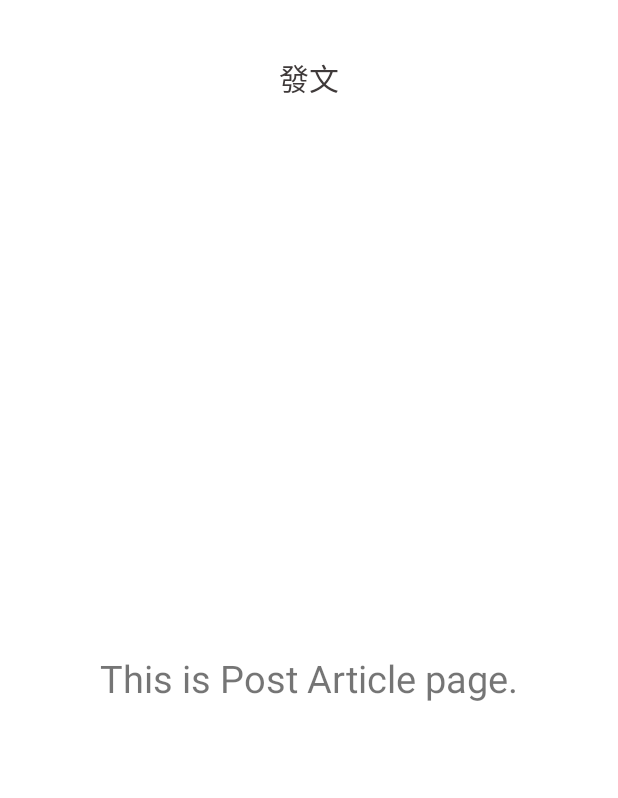
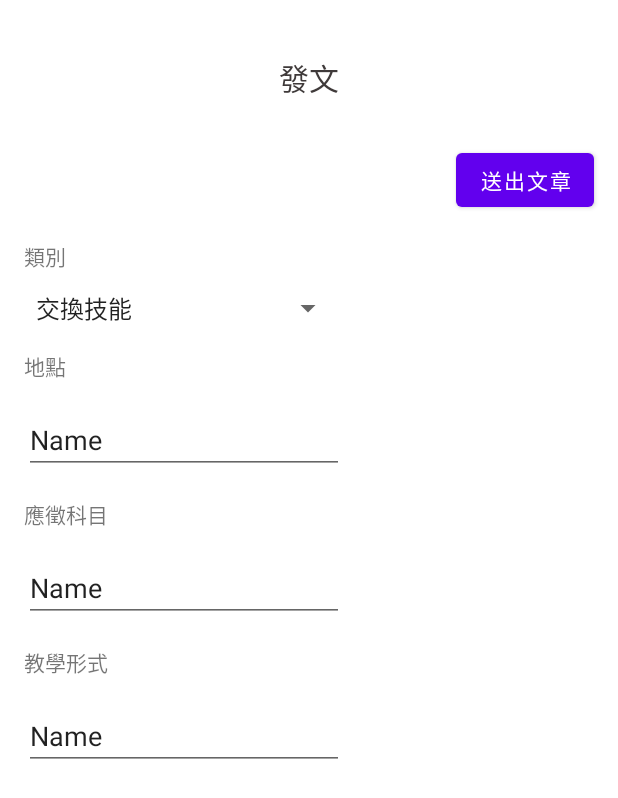
Before and after one commit to Andy177-Apps/KnowHow-Binding, an Android app: the ChatRoomFragment screen opened through its navigation route, after a tap on an icon or button, on a phone screen of 412 x 824 dp. Shown: the top 798 px of the screen. Run offline under Robolectric (Android 15) with nearby library versions, the phone set to English and light mode, and no system bars; our stand-ins replace data binding; 2 statements that could not run were skipped.

Commit message:
Finish post article page simple UI.

```diff
--- a/app/src/main/java/com/wenbin/knowhowbinding/chatroom/ChatRoomViewModel.kt
+++ b/app/src/main/java/com/wenbin/knowhowbinding/chatroom/ChatRoomViewModel.kt
@@ -12,7 +12,7 @@ class ChatRoomViewModel : ViewModel() {
 
     val messages: LiveData<List<Message>>
         get() = _messages
-    private val words = listOf<Words>(Words("dsf","sdf"))
+    private val words = listOf<Words>(Words("請問這週改週三上課方便嗎？","2小時前"))
 
     init {
         createTestedData()
@@ -21,8 +21,11 @@ class ChatRoomViewModel : ViewModel() {
     private fun createTestedData(){
         var defaultData = mutableListOf<Message>()
         defaultData.run {
-            add(Message("AA",words))
-            add(Message("BB", listOf(Words("gh","gboi"))))
+            add(Message("Gabi",words))
+            add(Message("Levi", listOf(Words("昨天那題有點不懂，求教QQ","4小時前"))))
+            add(Message("CC", listOf(Words("如果時薪 700 的話，可嗎？","5小時前"))))
+            add(Message("Sasha", listOf(Words("先去吃午餐喔!","7小時前"))))
+            add(Message("Ashly ", listOf(Words("今天總圖好像沒位 = =","5/4"))))
 
 
         }
--- a/app/src/main/java/com/wenbin/knowhowbinding/postarticle/PostArticleFragment.kt
+++ b/app/src/main/java/com/wenbin/knowhowbinding/postarticle/PostArticleFragment.kt
@@ -14,6 +14,7 @@ class PostArticleFragment : Fragment(){
     private val viewModel : PostArticleViewModel by lazy {
         ViewModelProvider(this).get(PostArticleViewModel::class.java)
     }
+
 
     override fun onCreateView(
         inflater: LayoutInflater,
--- a/app/src/main/res/layout/fragment_calendar.xml
+++ b/app/src/main/res/layout/fragment_calendar.xml
@@ -13,17 +13,6 @@
         android:layout_width="match_parent"
         android:layout_height="match_parent">
 
-        <TextView
-            android:id="@+id/textView"
-            android:layout_width="wrap_content"
-            android:layout_height="wrap_content"
-            android:text="This is Calendar page."
-            android:textSize="25dp"
-            app:layout_constraintStart_toStartOf="parent"
-            app:layout_constraintEnd_toEndOf="parent"
-            app:layout_constraintTop_toTopOf="parent"
-            app:layout_constraintBottom_toBottomOf="parent" />
-
         <CalendarView
             android:id="@+id/calendarView"
             android:layout_width="match_parent"
--- a/app/src/main/res/layout/fragment_postarticle.xml
+++ b/app/src/main/res/layout/fragment_postarticle.xml
@@ -1,5 +1,6 @@
 <?xml version="1.0" encoding="utf-8"?>
-<layout xmlns:android="http://schemas.android.com/apk/res/android"
+<layout xmlns:tools="http://schemas.android.com/tools"
+    xmlns:android="http://schemas.android.com/apk/res/android"
     xmlns:app="http://schemas.android.com/apk/res-auto">
 
     <data>
@@ -10,17 +11,107 @@
 
     <androidx.constraintlayout.widget.ConstraintLayout
         android:layout_width="match_parent"
-        android:layout_height="match_parent">
+        android:layout_height="match_parent">++
+
+        <Button
+            android:id="@+id/button_send_article"
+            android:layout_width="wrap_content"
+            android:layout_height="wrap_content"
+            android:text="送出文章"
+            app:layout_constraintTop_toTopOf="parent"
+            android:layout_marginTop="16dp"
+            app:layout_constraintEnd_toEndOf="parent"
+            android:layout_marginEnd="16dp"
+            />
 
         <TextView
-            android:id="@+id/textView"
+            android:id="@+id/textView_category_title"
             android:layout_width="wrap_content"
             android:layout_height="wrap_content"
-            android:text="This is Post Article page."
-            android:textSize="25dp"
+            android:text="類別"
             app:layout_constraintStart_toStartOf="parent"
-            app:layout_constraintEnd_toEndOf="parent"
-            app:layout_constraintTop_toTopOf="parent"
-            app:layout_constraintBottom_toBottomOf="parent" />
+            android:layout_marginStart="16dp"
+            app:layout_constraintTop_toBottomOf="@id/button_send_article"
+            android:layout_marginTop="16dp"
+            />
+
+        <Spinner
+            android:id="@+id/spinner_category"
+            android:layout_width="0dp"
+            android:layout_height="wrap_content"
+            android:entries="@array/category_array"
+            android:layout_marginTop="12dp"
+            app:layout_constraintEnd_toEndOf="@id/editText_description"
+            app:layout_constraintHorizontal_bias="0.0"
+            app:layout_constraintStart_toStartOf="@id/textView_category_title"
+            app:layout_constraintTop_toBottomOf="@id/textView_category_title" />
+
+        <TextView
+            android:id="@+id/textView_city_title"
+            android:layout_width="wrap_content"
+            android:layout_height="wrap_content"
+            android:text="地點"
+            app:layout_constraintStart_toStartOf="@id/textView_category_title"
+            app:layout_constraintTop_toBottomOf="@id/spinner_category"
+            android:layout_marginTop="16dp"
+
+            />
+
+        <EditText
+            android:id="@+id/editText_city"
+            android:layout_width="wrap_content"
+            android:layout_height="wrap_content"
+            android:inputType="text"
+
+            android:ems="10"
+            android:text="Name"
+            app:layout_constraintStart_toStartOf="@id/textView_category_title"
+            app:layout_constraintTop_toBottomOf="@id/textView_city_title"
+            android:layout_marginTop="16dp"
+            />
+
+        <TextView
+            android:id="@+id/textView_interestedSubject_title"
+            android:layout_width="wrap_content"
+            android:layout_height="wrap_content"
+            android:text="應徵科目"
+            app:layout_constraintStart_toStartOf="@id/textView_category_title"
+            app:layout_constraintTop_toBottomOf="@id/editText_city"
+            android:layout_marginTop="16dp"
+            />
+
+        <EditText
+            android:id="@+id/editText_interestedSubject"
+            android:layout_width="wrap_content"
+            android:layout_height="wrap_content"
+            android:ems="10"
+            android:inputType="text"
+            android:text="Name"
+            app:layout_constraintStart_toStartOf="@id/textView_category_title"
+            app:layout_constraintTop_toBottomOf="@id/textView_interestedSubject_title"
+            android:layout_marginTop="16dp"
+            />
+
+        <TextView
+            android:id="@+id/textView_description_title"
+            android:layout_width="wrap_content"
+            android:layout_height="wrap_content"
+            android:text="教學形式"
+            app:layout_constraintStart_toStartOf="@id/textView_category_title"
+            app:layout_constraintTop_toBottomOf="@id/editText_interestedSubject"
+            android:layout_marginTop="16dp"
+            />
+
+        <EditText
+            android:id="@+id/editText_description"
+            android:layout_width="wrap_content"
+            android:layout_height="wrap_content"
+            android:inputType="text"
+            android:ems="10"
+            android:text="Name"
+            app:layout_constraintStart_toStartOf="@id/textView_category_title"
+            app:layout_constraintTop_toBottomOf="@id/textView_description_title"
+            android:layout_marginTop="16dp"
+            />
     </androidx.constraintlayout.widget.ConstraintLayout>
 </layout>
--- a/app/src/main/res/values/strings.xml
+++ b/app/src/main/res/values/strings.xml
@@ -6,4 +6,11 @@
     <string name="profile">個人頁面</string>
     <string name="search">搜尋文章</string>
 
+    <string-array name="category_array">
+        <item>交換技能</item>
+        <item>找學生</item>
+        <item>找老師</item>
+        <item>讀書會</item>
+    </string-array>
+
 </resources>
```
